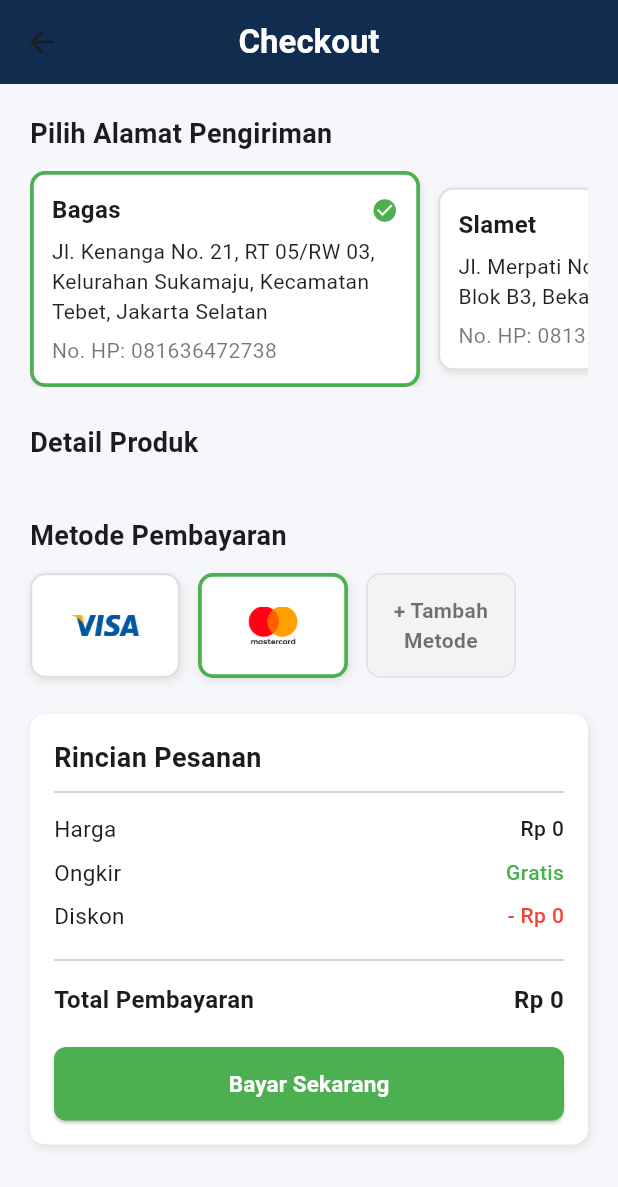
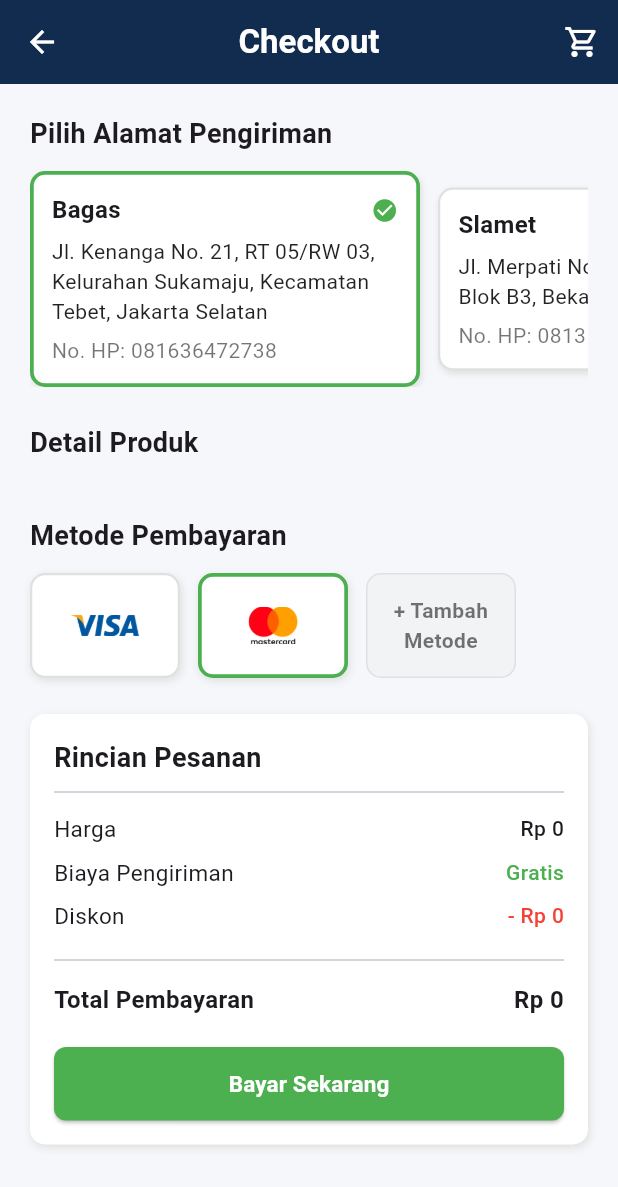
Before and after one commit to raffarizzy/tubes-mobile-sparehub, a Flutter app: the CheckoutPage screen opened directly with empty values, on a phone screen of 412 x 824 dp. Shown: the top 1187 px of the screen. Run offline on Flutter 3.47's test engine with Material 3 defaults, Android fonts, the phone set to English and light mode, and no system bars; missing offline and left inert: dart:ffi.

Commit message:
perbaikan pada tampilan diskon (Checkout)

```diff
--- a/lib/data/ProductData.dart
+++ b/lib/data/ProductData.dart
@@ -9,6 +9,7 @@ List<Map<String, dynamic>> products = [
     'imagePath': 'assets/images/oliMobil.png',
     'tokoId': 1,
     'stok': 10,
+    'diskon': 0.1,
     'kategori': 'Otomotif',
   },
   {
--- a/lib/pages/halaman_checkout.dart
+++ b/lib/pages/halaman_checkout.dart
@@ -1,9 +1,9 @@
 import 'package:flutter/material.dart';
 import 'package:tubes_sparehub/main.dart';
-import 'package:tubes_sparehub/pages/homepage.dart';
-import 'homepage.dart';
 import 'package:tubes_sparehub/data/KeranjangData.dart';
+import 'package:tubes_sparehub/pages/keranjang.dart';
 
+// Halaman checkout untuk proses pembayaran
 class CheckoutPage extends StatefulWidget {
   final List<Map<String, dynamic>> cartItems;
 
@@ -14,6 +14,7 @@ class CheckoutPage extends StatefulWidget {
 }
 
 class _CheckoutPageState extends State<CheckoutPage> {
+  // Data alamat pengiriman contoh
   final List<Map<String, String>> _addresses = [
     {
       'name': 'Bagas',
@@ -28,32 +29,62 @@ class _CheckoutPageState extends State<CheckoutPage> {
     },
   ];
 
+  // Daftar gambar metode pembayaran
   final List<String> _paymentImages = [
     'assets/images/visa.png',
     'assets/images/mastercard.png',
   ];
 
+  // Index alamat dan metode pembayaran yang dipilih
   int _selectedAddressIndex = 0;
   int _selectedPaymentIndex = 1;
 
   @override
   Widget build(BuildContext context) {
+    // Hitung total harga dan diskon
     int totalAsli = getTotalHargaAsli();
     int totalSetelahDiskon = getTotalSetelahDiskon();
     int totalDiskon = totalAsli - totalSetelahDiskon;
     int totalPembayaran = totalSetelahDiskon;
 
+    // Struktur utama halaman checkout
     return Scaffold(
       backgroundColor: const Color(0xFFF5F7FA),
       appBar: AppBar(
         backgroundColor: const Color(0xFF122C4F),
         elevation: 0,
+        leading: IconButton(
+          icon: const Icon(Icons.arrow_back, color: Colors.white),
+          onPressed: () => Navigator.pop(context),
+        ),
         title: const Text(
           'Checkout',
           style: TextStyle(color: Colors.white, fontWeight: FontWeight.bold),
         ),
         centerTitle: true,
+        actions: [
+          Stack(
+            children: [
+              // Tombol ke halaman keranjang
+              IconButton(
+                icon: const Icon(
+                  Icons.shopping_cart_outlined,
+                  color: Colors.white,
                 ),
+                onPressed: () {
+                  Navigator.push(
+                    context,
+                    MaterialPageRoute(
+                      builder: (context) => const KeranjangPage(),
+                    ),
+                  );
+                },
+              ),
+            ],
+          ),
+        ],
+      ),
+      // Layout responsif
       body: LayoutBuilder(
         builder: (context, constraints) {
           bool isWide = constraints.maxWidth > 900;
@@ -94,15 +125,14 @@ class _CheckoutPageState extends State<CheckoutPage> {
     );
   }
 
-  // =========================
-  // LEFT COLUMN
-  // =========================
+  // Kolom kiri: alamat, produk, dan metode pembayaran
   Widget _buildLeftColumn() {
     return Column(
       crossAxisAlignment: CrossAxisAlignment.start,
       children: [
         _sectionTitle("Pilih Alamat Pengiriman"),
         const SizedBox(height: 12),
+        // Daftar alamat pengiriman
         SingleChildScrollView(
           scrollDirection: Axis.horizontal,
           child: Row(
@@ -125,6 +155,7 @@ class _CheckoutPageState extends State<CheckoutPage> {
         const SizedBox(height: 24),
         _sectionTitle("Detail Produk"),
         const SizedBox(height: 12),
+        // Tampilkan item produk dari keranjang
         Column(
           children: widget.cartItems
               .map(
@@ -138,6 +169,7 @@ class _CheckoutPageState extends State<CheckoutPage> {
         const SizedBox(height: 24),
         _sectionTitle("Metode Pembayaran"),
         const SizedBox(height: 12),
+        // Pilihan metode pembayaran
         Wrap(
           spacing: 12,
           runSpacing: 12,
@@ -156,9 +188,7 @@ class _CheckoutPageState extends State<CheckoutPage> {
     );
   }
 
-  // =========================
-  // RIGHT COLUMN
-  // =========================
+  // Kolom kanan: ringkasan total pembayaran
   Widget _buildRightColumn(
     int totalAsli,
     int totalDiskon,
@@ -183,13 +213,14 @@ class _CheckoutPageState extends State<CheckoutPage> {
           _sectionTitle("Rincian Pesanan"),
           const Divider(height: 20),
           _detailRow("Harga", formatRupiah(totalAsli)),
-          _detailRow("Ongkir", "Gratis", color: Colors.green),
+          _detailRow("Biaya Pengiriman", "Gratis", color: Colors.green),
           _detailRow(
             "Diskon",
             "- ${formatRupiah(totalDiskon)}",
             color: Colors.red,
           ),
           const Divider(height: 30),
+          // Total akhir pembayaran
           Row(
             mainAxisAlignment: MainAxisAlignment.spaceBetween,
             children: [
@@ -207,11 +238,11 @@ class _CheckoutPageState extends State<CheckoutPage> {
             ],
           ),
           const SizedBox(height: 20),
+          // Tombol bayar sekarang
           SizedBox(
             width: double.infinity,
             child: ElevatedButton.icon(
               onPressed: () {
-                // CLEAR KERANJANG
                 keranjang.clear();
                 ScaffoldMessenger.of(context).showSnackBar(
                   const SnackBar(content: Text('Pembayaran Berhasil!')),
@@ -245,9 +276,7 @@ class _CheckoutPageState extends State<CheckoutPage> {
     );
   }
 
-  // =========================
-  // ITEM CARD
-  // =========================
+  // Kartu tampilan produk di checkout
   Widget _itemCard(Map<String, dynamic> product) {
     double hargaAsli = (product['hargaAsli'] ?? 0).toDouble();
     double diskon = (product['diskon'] ?? 0).toDouble();
@@ -270,6 +299,7 @@ class _CheckoutPageState extends State<CheckoutPage> {
       child: Row(
         crossAxisAlignment: CrossAxisAlignment.center,
         children: [
+          // Gambar produk
           Image.asset(
             product['imagePath'] ?? '',
             width: 90,
@@ -284,15 +314,15 @@ class _CheckoutPageState extends State<CheckoutPage> {
                   borderRadius: BorderRadius.circular(8),
                 ),
                 child: const Icon(
-                  Icons.motorcycle, // ikon motor placeholder
+                  Icons.motorcycle,
                   color: Colors.grey,
                   size: 40,
                 ),
               );
             },
           ),
-
           const SizedBox(width: 12),
+          // Detail produk
           Expanded(
             child: Column(
               crossAxisAlignment: CrossAxisAlignment.start,
@@ -317,6 +347,7 @@ class _CheckoutPageState extends State<CheckoutPage> {
                         color: Colors.black,
                       ),
                     ),
+                    if (diskon > 0)
                       Text(
                         formatRupiah(hargaAsli),
                         style: const TextStyle(
@@ -339,9 +370,7 @@ class _CheckoutPageState extends State<CheckoutPage> {
     );
   }
 
-  // =========================
-  // HELPERS
-  // =========================
+  // Fungsi format angka ke rupiah
   String formatRupiah(dynamic number) {
     int numInt = (number is double)
         ? number.round()
@@ -361,6 +390,7 @@ class _CheckoutPageState extends State<CheckoutPage> {
     return 'Rp $result';
   }
 
+  // Hitung total harga asli semua produk
   int getTotalHargaAsli() {
     int total = 0;
     for (var p in widget.cartItems) {
@@ -371,6 +401,7 @@ class _CheckoutPageState extends State<CheckoutPage> {
     return total;
   }
 
+  // Hitung total harga setelah diskon
   int getTotalSetelahDiskon() {
     int total = 0;
     for (var p in widget.cartItems) {
@@ -382,14 +413,13 @@ class _CheckoutPageState extends State<CheckoutPage> {
     return total;
   }
 
-  // =========================
-  // UI kecil (alamat & metode)
-  // =========================
+  // Judul tiap section (alamat, produk, pembayaran)
   Widget _sectionTitle(String title) => Text(
     title,
     style: const TextStyle(fontSize: 18, fontWeight: FontWeight.bold),
   );
 
+  // Baris detail total harga
   Widget _detailRow(String title, String value, {Color? color}) => Padding(
     padding: const EdgeInsets.symmetric(vertical: 4),
     child: Row(
@@ -404,6 +434,7 @@ class _CheckoutPageState extends State<CheckoutPage> {
     ),
   );
 
+  // Kartu alamat pengiriman
   Widget _addressCard({
     required int index,
     required String name,
@@ -464,6 +495,7 @@ class _CheckoutPageState extends State<CheckoutPage> {
     );
   }
 
+  // Tombol tambah alamat baru
   Widget _addAddressCard() => Container(
     width: 160,
     height: 120,
@@ -479,6 +511,7 @@ class _CheckoutPageState extends State<CheckoutPage> {
     ),
   );
 
+  // Kartu metode pembayaran
   Widget _paymentCard({
     required int index,
     required String imagePath,
@@ -518,6 +551,7 @@ class _CheckoutPageState extends State<CheckoutPage> {
     );
   }
 
+  // Tombol tambah metode pembayaran
   Widget _addPaymentCard() => Container(
     width: 100,
     height: 70,
```
Lines whose indentation alone changed are shown as unchanged.
